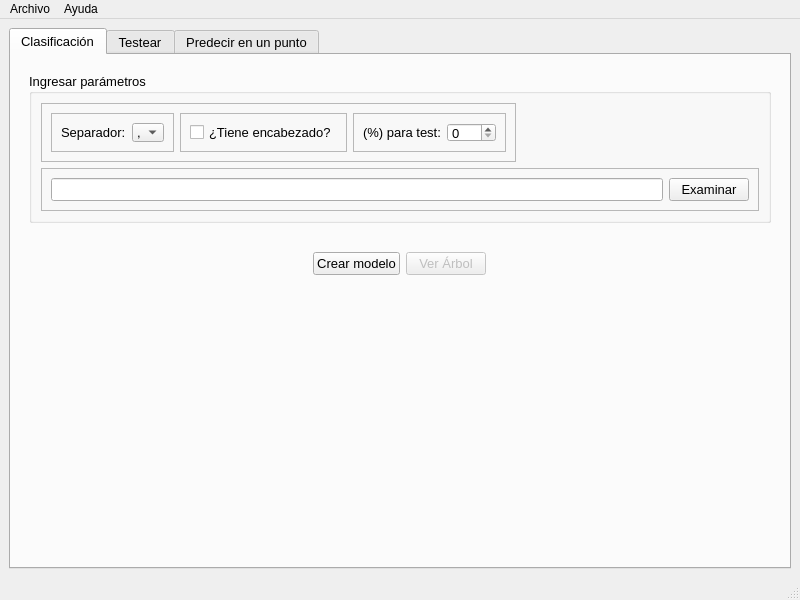
gabrielhruza/iatpi, file window.ui: the form before one commit.
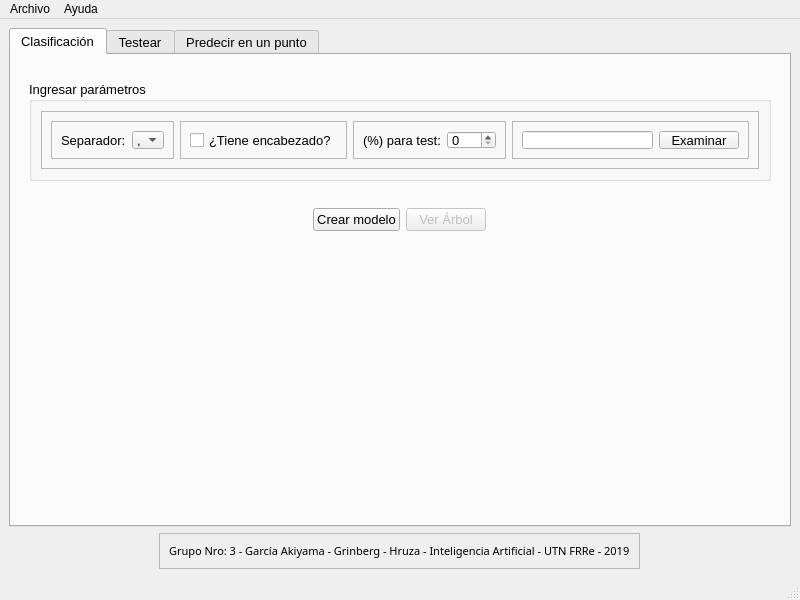
The form after the commit. Custom widgets are drawn as their Qt base class.

```diff
--- a/window.ui
+++ b/window.ui
@@ -14,7 +14,7 @@
    <string>MainWindow</string>
   </property>
   <widget class="QWidget" name="centralwidget">
-   <layout class="QHBoxLayout" name="horizontalLayout">
+   <layout class="QVBoxLayout" name="verticalLayout_8">
     <item>
      <widget class="QTabWidget" name="tabWidget">
       <property name="font">
@@ -35,6 +35,12 @@
        <layout class="QVBoxLayout" name="verticalLayout_2">
         <item>
          <widget class="QWidget" name="widget_6" native="true">
+          <property name="maximumSize">
+           <size>
+            <width>16777215</width>
+            <height>200</height>
+           </size>
+          </property>
           <layout class="QVBoxLayout" name="verticalLayout">
            <item>
             <widget class="QGroupBox" name="groupBox_4">
@@ -44,14 +50,14 @@
              <property name="maximumSize">
               <size>
                <width>16777215</width>
-               <height>150</height>
+               <height>100</height>
               </size>
              </property>
              <property name="title">
               <string>Ingresar parámetros</string>
              </property>
              <layout class="QVBoxLayout" name="verticalLayout_7">
-              <item alignment="Qt::AlignLeft">
+              <item>
                <widget class="QFrame" name="frame_3">
                 <property name="frameShape">
                  <enum>QFrame::StyledPanel</enum>
@@ -168,18 +174,15 @@
                    </layout>
                   </widget>
                  </item>
-                </layout>
-               </widget>
-              </item>
               <item>
-               <widget class="QFrame" name="frame_4">
+                  <widget class="QFrame" name="frame_8">
                 <property name="frameShape">
                  <enum>QFrame::StyledPanel</enum>
                 </property>
                 <property name="frameShadow">
                  <enum>QFrame::Raised</enum>
                 </property>
-                <layout class="QHBoxLayout" name="horizontalLayout_13">
+                   <layout class="QHBoxLayout" name="horizontalLayout">
                  <item>
                   <widget class="QLineEdit" name="input_file">
                    <property name="enabled">
@@ -215,12 +218,15 @@
              </layout>
             </widget>
            </item>
+             </layout>
+            </widget>
+           </item>
            <item alignment="Qt::AlignHCenter">
             <widget class="QWidget" name="widget_7" native="true">
              <property name="maximumSize">
               <size>
                <width>300</width>
-               <height>16777215</height>
+               <height>50</height>
               </size>
              </property>
              <layout class="QGridLayout" name="gridLayout">
@@ -648,6 +654,38 @@
       </widget>
      </widget>
     </item>
+    <item alignment="Qt::AlignHCenter">
+     <widget class="QFrame" name="frame_7">
+      <property name="font">
+       <font>
+        <pointsize>8</pointsize>
+       </font>
+      </property>
+      <property name="frameShape">
+       <enum>QFrame::StyledPanel</enum>
+      </property>
+      <property name="frameShadow">
+       <enum>QFrame::Raised</enum>
+      </property>
+      <layout class="QVBoxLayout" name="verticalLayout_9">
+       <item>
+        <widget class="QLabel" name="label_3">
+         <property name="font">
+          <font>
+           <family>bizagi-font</family>
+          </font>
+         </property>
+         <property name="layoutDirection">
+          <enum>Qt::RightToLeft</enum>
+         </property>
+         <property name="text">
+          <string>Grupo Nro: 3 - García Akiyama - Grinberg - Hruza - Inteligencia Artificial - UTN FRRe - 2019</string>
+         </property>
+        </widget>
+       </item>
+      </layout>
+     </widget>
+    </item>
    </layout>
   </widget>
   <widget class="QStatusBar" name="statusbar"/>
```
Lines whose indentation alone changed are shown as unchanged.
